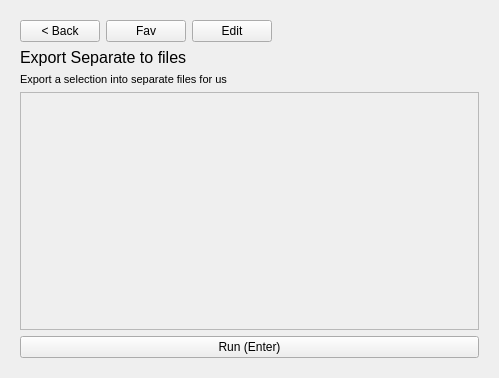
Qt form launcher/ui/boltMainUI.ui (martin8910/bolt) before a commit.
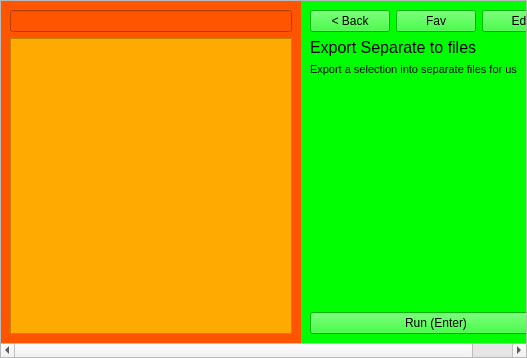
The same form after that commit.

Commit message: - Test with sliding in UI

Patch:
```diff
--- a/launcher/ui/boltMainUI.ui
+++ b/launcher/ui/boltMainUI.ui
@@ -6,43 +6,111 @@
    <rect>
     <x>0</x>
     <y>0</y>
-    <width>499</width>
-    <height>378</height>
+    <width>527</width>
+    <height>358</height>
    </rect>
   </property>
   <property name="windowTitle">
    <string>Form</string>
   </property>
   <layout class="QGridLayout" name="gridLayout">
+   <property name="leftMargin">
+    <number>0</number>
+   </property>
+   <property name="topMargin">
+    <number>0</number>
+   </property>
+   <property name="rightMargin">
+    <number>0</number>
+   </property>
+   <property name="bottomMargin">
+    <number>0</number>
+   </property>
    <item row="0" column="0">
-    <widget class="QStackedWidget" name="stackedWidget">
-     <property name="currentIndex">
-      <number>1</number>
+    <widget class="QScrollArea" name="scrollArea">
+     <property name="widgetResizable">
+      <bool>true</bool>
      </property>
-     <widget class="QWidget" name="searchPage">
+     <widget class="QWidget" name="scrollAreaWidgetContents">
+      <property name="geometry">
+       <rect>
+        <x>0</x>
+        <y>0</y>
+        <width>563</width>
+        <height>339</height>
+       </rect>
+      </property>
+      <layout class="QHBoxLayout" name="horizontalLayout_2">
+       <property name="spacing">
+        <number>0</number>
+       </property>
+       <property name="leftMargin">
+        <number>0</number>
+       </property>
+       <property name="topMargin">
+        <number>0</number>
+       </property>
+       <property name="rightMargin">
+        <number>0</number>
+       </property>
+       <property name="bottomMargin">
+        <number>0</number>
+       </property>
+       <item>
+        <widget class="QFrame" name="frame">
+         <property name="minimumSize">
+          <size>
+           <width>300</width>
+           <height>0</height>
+          </size>
+         </property>
+         <property name="styleSheet">
+          <string notr="true">background-color: rgb(255, 85, 0);</string>
+         </property>
+         <property name="frameShape">
+          <enum>QFrame::NoFrame</enum>
+         </property>
+         <property name="frameShadow">
+          <enum>QFrame::Raised</enum>
+         </property>
       <layout class="QVBoxLayout" name="verticalLayout">
        <item>
         <widget class="QLineEdit" name="lineEdit"/>
        </item>
        <item>
-        <widget class="QListWidget" name="listWidget"/>
+           <widget class="QListWidget" name="listWidget">
+            <property name="styleSheet">
+             <string notr="true">background-color: rgb(255, 170, 0);</string>
+            </property>
+           </widget>
        </item>
       </layout>
      </widget>
-     <widget class="QWidget" name="attributePage">
+       </item>
+       <item>
+        <widget class="QFrame" name="frame_2">
+         <property name="styleSheet">
+          <string notr="true">background-color: rgb(0, 255, 0);</string>
+         </property>
+         <property name="frameShape">
+          <enum>QFrame::NoFrame</enum>
+         </property>
+         <property name="frameShadow">
+          <enum>QFrame::Plain</enum>
+         </property>
       <layout class="QVBoxLayout" name="verticalLayout_2">
        <item>
         <layout class="QHBoxLayout" name="horizontalLayout">
-         <item>
-          <widget class="QPushButton" name="pushButton">
-           <property name="text">
-            <string>&lt; Back</string>
-           </property>
-          </widget>
-         </item>
          <item>
           <widget class="QPushButton" name="pushButton_3">
            <property name="text">
+               <string>&lt; Back</string>
+              </property>
+             </widget>
+            </item>
+            <item>
+             <widget class="QPushButton" name="pushButton_4">
+              <property name="text">
             <string>Fav</string>
            </property>
           </widget>
@@ -94,23 +162,20 @@
         </widget>
        </item>
        <item>
-        <widget class="QFrame" name="frame">
-         <property name="sizePolicy">
-          <sizepolicy hsizetype="Preferred" vsizetype="Expanding">
-           <horstretch>0</horstretch>
-           <verstretch>0</verstretch>
-          </sizepolicy>
-         </property>
-         <property name="frameShape">
-          <enum>QFrame::StyledPanel</enum>
-         </property>
-         <property name="frameShadow">
-          <enum>QFrame::Raised</enum>
-         </property>
-        </widget>
+           <spacer name="verticalSpacer">
+            <property name="orientation">
+             <enum>Qt::Vertical</enum>
+            </property>
+            <property name="sizeHint" stdset="0">
+             <size>
+              <width>20</width>
+              <height>40</height>
+             </size>
+            </property>
+           </spacer>
        </item>
        <item>
-        <widget class="QPushButton" name="pushButton_4">
+           <widget class="QPushButton" name="pushButton_6">
          <property name="text">
           <string>Run (Enter)</string>
          </property>
@@ -118,7 +183,10 @@
        </item>
       </layout>
      </widget>
-    </widget>
+       </item>
+      </layout>
+     </widget>
+    </widget>
    </item>
   </layout>
   <zorder>lineEdit</zorder>
```
Left out of the diff: 9 changed lines with no effect on the pictures. Lines whose indentation alone changed are shown as unchanged. The commit also changes 1 other file.
